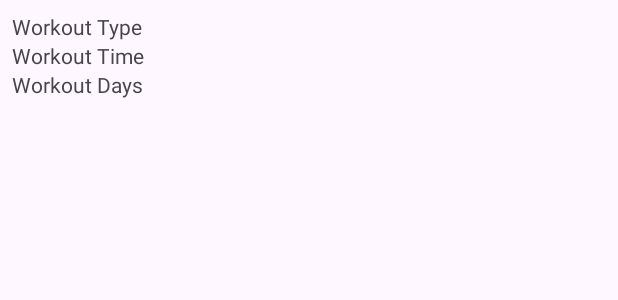
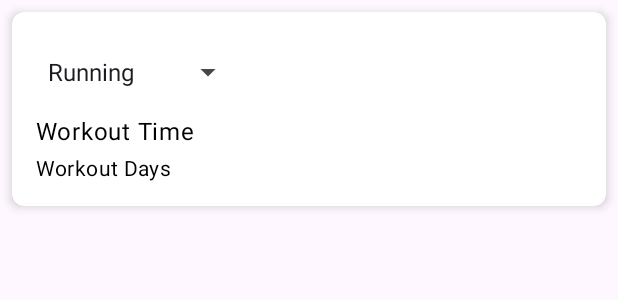
Before and after one commit to madmax5490/BestWorkout, an Android app: the layout item_workout.xml on its own in the app's theme, with its tools: preview values and no code run, on a phone screen of 412 x 824 dp. Shown: the top 300 px of the screen. Run offline under Robolectric (Android 15) with nearby library versions, the phone set to English and light mode, and no system bars.

Commit message:
choice of activities added

```diff
--- a/app/src/main/java/com/example/bestworkout/Workout.java
+++ b/app/src/main/java/com/example/bestworkout/Workout.java
@@ -11,6 +11,9 @@ public class Workout {
         this.days = days;
     }
 
+    public void setType(String type) {
+        this.type = type;
+    }
     public String getType() {
         return type;
     }
--- a/app/src/main/java/com/example/bestworkout/WorkoutAdapter.java
+++ b/app/src/main/java/com/example/bestworkout/WorkoutAdapter.java
@@ -1,8 +1,12 @@
+// WorkoutAdapter.java
 package com.example.bestworkout;
 
 import android.view.LayoutInflater;
 import android.view.View;
 import android.view.ViewGroup;
+import android.widget.AdapterView;
+import android.widget.ArrayAdapter;
+import android.widget.Spinner;
 import android.widget.TextView;
 import androidx.annotation.NonNull;
 import androidx.recyclerview.widget.RecyclerView;
@@ -26,9 +30,26 @@ public class WorkoutAdapter extends RecyclerView.Adapter<WorkoutAdapter.WorkoutV
     @Override
     public void onBindViewHolder(@NonNull WorkoutViewHolder holder, int position) {
         Workout workout = workouts.get(position);
-        holder.type.setText(workout.getType());
         holder.time.setText(workout.getTime());
         holder.days.setText(workout.getDays());
+
+        ArrayAdapter<CharSequence> adapter = ArrayAdapter.createFromResource(holder.itemView.getContext(),
+                R.array.workout_types, android.R.layout.simple_spinner_item);
+        adapter.setDropDownViewResource(android.R.layout.simple_spinner_dropdown_item);
+        holder.typeSpinner.setAdapter(adapter);
+
+        holder.typeSpinner.setSelection(adapter.getPosition(workout.getType()));
+        holder.typeSpinner.setOnItemSelectedListener(new AdapterView.OnItemSelectedListener() {
+            @Override
+            public void onItemSelected(AdapterView<?> parent, View view, int position, long id) {
+                workout.setType(parent.getItemAtPosition(position).toString());
+            }
+
+            @Override
+            public void onNothingSelected(AdapterView<?> parent) {
+                // Do nothing
+            }
+        });
     }
 
     @Override
@@ -37,11 +58,12 @@ public class WorkoutAdapter extends RecyclerView.Adapter<WorkoutAdapter.WorkoutV
     }
 
     public static class WorkoutViewHolder extends RecyclerView.ViewHolder {
-        TextView type, time, days;
+        Spinner typeSpinner;
+        TextView time, days;
 
         public WorkoutViewHolder(@NonNull View itemView) {
             super(itemView);
-            type = itemView.findViewById(R.id.workout_type);
+            typeSpinner = itemView.findViewById(R.id.workout_type_spinner);
             time = itemView.findViewById(R.id.workout_time);
             days = itemView.findViewById(R.id.workout_days);
         }
--- a/app/src/main/res/layout/activity_home.xml
+++ b/app/src/main/res/layout/activity_home.xml
@@ -12,7 +12,6 @@
         android:layout_height="wrap_content"
         android:text="@string/welcome"
         android:textSize="20sp"
-        app:layout_constraintBottom_toBottomOf="parent"
         app:layout_constraintEnd_toEndOf="parent"
         app:layout_constraintHorizontal_bias="0.551"
         app:layout_constraintStart_toStartOf="parent"
--- a/app/src/main/res/layout/item_workout.xml
+++ b/app/src/main/res/layout/item_workout.xml
@@ -1,33 +1,41 @@
-<androidx.constraintlayout.widget.ConstraintLayout xmlns:android="http://schemas.android.com/apk/res/android"
+<!-- item_workout.xml -->
+<androidx.cardview.widget.CardView xmlns:android="http://schemas.android.com/apk/res/android"
     xmlns:app="http://schemas.android.com/apk/res-auto"
     android:layout_width="match_parent"
     android:layout_height="wrap_content"
-    android:layout_margin="8dp">
+    android:layout_margin="8dp"
+    app:cardCornerRadius="8dp"
+    app:cardElevation="4dp">
 
-    <TextView
-        android:id="@+id/workout_type"
-        android:layout_width="0dp"
+    <LinearLayout
+        android:layout_width="match_parent"
         android:layout_height="wrap_content"
-        android:text="Workout Type"
-        app:layout_constraintStart_toStartOf="parent"
-        app:layout_constraintTop_toTopOf="parent"
-        app:layout_constraintEnd_toEndOf="parent" />
+        android:orientation="vertical"
+        android:padding="16dp">
+
+        <Spinner
+            android:id="@+id/workout_type_spinner"
+            android:layout_width="wrap_content"
+            android:layout_height="wrap_content"
+            android:entries="@array/workout_types"
+            android:minHeight="48dp" />
 
         <TextView
             android:id="@+id/workout_time"
-        android:layout_width="0dp"
+            android:layout_width="wrap_content"
             android:layout_height="wrap_content"
             android:text="Workout Time"
-        app:layout_constraintStart_toStartOf="parent"
-        app:layout_constraintTop_toBottomOf="@id/workout_type"
-        app:layout_constraintEnd_toEndOf="parent" />
+            android:textAppearance="?attr/textAppearanceBody1"
+            android:textColor="@android:color/black"
+            android:layout_marginTop="4dp" />
 
         <TextView
             android:id="@+id/workout_days"
-        android:layout_width="0dp"
+            android:layout_width="wrap_content"
             android:layout_height="wrap_content"
             android:text="Workout Days"
-        app:layout_constraintStart_toStartOf="parent"
-        app:layout_constraintTop_toBottomOf="@id/workout_time"
-        app:layout_constraintEnd_toEndOf="parent" />
-</androidx.constraintlayout.widget.ConstraintLayout>
+            android:textAppearance="?attr/textAppearanceBody2"
+            android:textColor="@android:color/black"
+            android:layout_marginTop="4dp" />
+    </LinearLayout>
+</androidx.cardview.widget.CardView>
--- a/app/src/main/res/values/strings.xml
+++ b/app/src/main/res/values/strings.xml
@@ -15,5 +15,12 @@
         <item>Male</item>
         <item>Female</item>
     </string-array>
+        <string-array name="workout_types">
+            <item>Running</item>
+            <item>Swimming</item>
+            <item>Tennis</item>
+            <item>Gym</item>
+            <item>Cycling</item>
+        </string-array>
 
 </resources>
```
Lines whose indentation alone changed are shown as unchanged.
